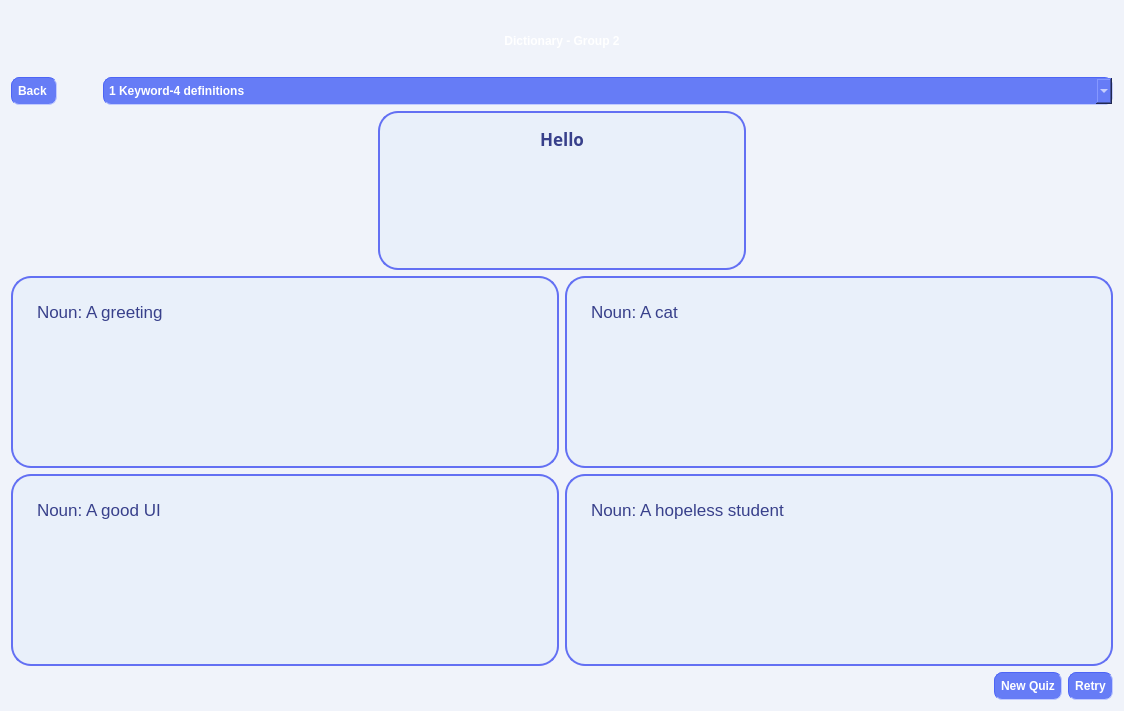
First picture: the form in quiz.ui, repository OHonSam/CS163_Group2_Dictionary, before the edit.
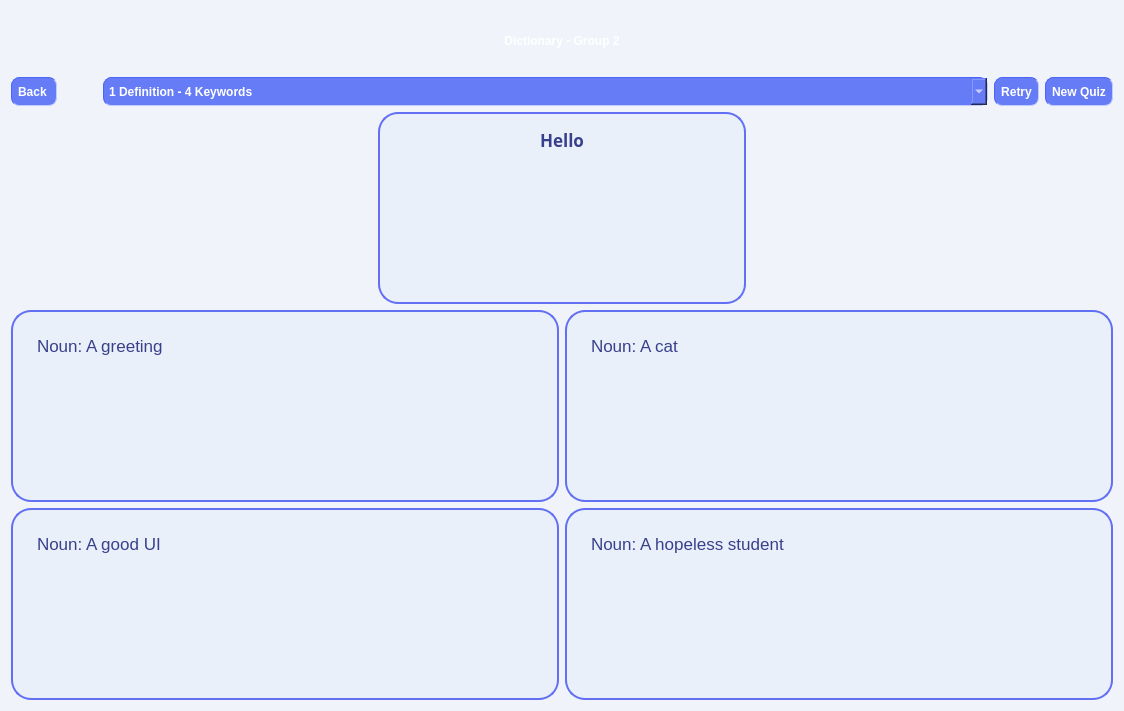
Second picture: the form after the edit. Icons and pictures are not drawn.

Commit message: change Quiz layout/Add new word layout

What changed in the file:
```diff
--- a/quiz.ui
+++ b/quiz.ui
@@ -18,7 +18,7 @@
   </property>
   <layout class="QFormLayout" name="formLayout">
    <item row="0" column="0" colspan="2">
-    <layout class="QVBoxLayout" name="verticalLayout_2" stretch="0,2,0,0">
+    <layout class="QVBoxLayout" name="verticalLayout_2" stretch="0,2,0">
      <item>
       <layout class="QVBoxLayout" name="verticalLayout" stretch="0,3">
        <item>
@@ -39,7 +39,7 @@
         </widget>
        </item>
        <item>
-        <layout class="QHBoxLayout" name="horizontalLayout_5" stretch="0,0,2">
+        <layout class="QHBoxLayout" name="horizontalLayout_5" stretch="0,0,2,0,0">
          <property name="topMargin">
           <number>0</number>
          </property>
@@ -94,6 +94,12 @@
              <verstretch>0</verstretch>
             </sizepolicy>
            </property>
+           <property name="minimumSize">
+            <size>
+             <width>19</width>
+             <height>13</height>
+            </size>
+           </property>
            <property name="styleSheet">
             <string notr="true">padding: 5px;
 border-color: rgb(77, 101, 246);
@@ -111,7 +117,7 @@
            </property>
            <item>
             <property name="text">
-             <string>1 Keyword-4 definitions</string>
+             <string>1 Definition - 4 Keywords</string>
             </property>
            </item>
            <item>
@@ -121,6 +127,72 @@
            </item>
           </widget>
          </item>
+         <item>
+          <widget class="QPushButton" name="pushButton_goBack_4">
+           <property name="sizePolicy">
+            <sizepolicy hsizetype="Fixed" vsizetype="Preferred">
+             <horstretch>0</horstretch>
+             <verstretch>0</verstretch>
+            </sizepolicy>
+           </property>
+           <property name="layoutDirection">
+            <enum>Qt::RightToLeft</enum>
+           </property>
+           <property name="styleSheet">
+            <string notr="true">padding: 6px;
+border-color: rgb(77, 101, 246);
+border-width : 1px;
+border-style:inset;
+border-radius: 8px;
+  min-height: 1px;
+  min-width: 1px;
+background-color: rgb(102, 124, 246);
+font: 11pt &quot;Comfortaa&quot;;
+font: bold;
+color: white;</string>
+           </property>
+           <property name="text">
+            <string>Retry</string>
+           </property>
+           <property name="icon">
+            <iconset resource="resources.qrc">
+             <normaloff>:/img/images/reset.svg</normaloff>:/img/images/reset.svg</iconset>
+           </property>
+          </widget>
+         </item>
+         <item>
+          <widget class="QPushButton" name="pushButton_goBack_3">
+           <property name="sizePolicy">
+            <sizepolicy hsizetype="Fixed" vsizetype="Preferred">
+             <horstretch>0</horstretch>
+             <verstretch>0</verstretch>
+            </sizepolicy>
+           </property>
+           <property name="layoutDirection">
+            <enum>Qt::RightToLeft</enum>
+           </property>
+           <property name="styleSheet">
+            <string notr="true">padding: 6px;
+border-color: rgb(77, 101, 246);
+border-width : 1px;
+border-style:inset;
+border-radius: 8px;
+  min-height: 1px;
+  min-width: 1px;
+background-color: rgb(102, 124, 246);
+font: 11pt &quot;Comfortaa&quot;;
+font: bold;
+color: white;</string>
+           </property>
+           <property name="text">
+            <string>New Quiz</string>
+           </property>
+           <property name="icon">
+            <iconset resource="resources.qrc">
+             <normaloff>:/img/images/new.svg</normaloff>:/img/images/new.svg</iconset>
+           </property>
+          </widget>
+         </item>
         </layout>
        </item>
       </layout>
@@ -368,89 +440,6 @@
        </item>
       </layout>
      </item>
-     <item>
-      <layout class="QHBoxLayout" name="horizontalLayout_2">
-       <item>
-        <spacer name="horizontalSpacer_2">
-         <property name="orientation">
-          <enum>Qt::Horizontal</enum>
-         </property>
-         <property name="sizeHint" stdset="0">
-          <size>
-           <width>40</width>
-           <height>20</height>
-          </size>
-         </property>
-        </spacer>
-       </item>
-       <item>
-        <widget class="QPushButton" name="pushButton_goBack_3">
-         <property name="sizePolicy">
-          <sizepolicy hsizetype="Fixed" vsizetype="Preferred">
-           <horstretch>0</horstretch>
-           <verstretch>0</verstretch>
-          </sizepolicy>
-         </property>
-         <property name="layoutDirection">
-          <enum>Qt::RightToLeft</enum>
-         </property>
-         <property name="styleSheet">
-          <string notr="true">padding: 6px;
-border-color: rgb(77, 101, 246);
-border-width : 1px;
-border-style:inset;
-border-radius: 8px;
-  min-height: 1px;
-  min-width: 1px;
-background-color: rgb(102, 124, 246);
-font: 11pt &quot;Comfortaa&quot;;
-font: bold;
-color: white;</string>
-         </property>
-         <property name="text">
-          <string>New Quiz</string>
-         </property>
-         <property name="icon">
-          <iconset resource="resources.qrc">
-           <normaloff>:/img/images/new.svg</normaloff>:/img/images/new.svg</iconset>
-         </property>
-        </widget>
-       </item>
-       <item>
-        <widget class="QPushButton" name="pushButton_goBack_4">
-         <property name="sizePolicy">
-          <sizepolicy hsizetype="Fixed" vsizetype="Preferred">
-           <horstretch>0</horstretch>
-           <verstretch>0</verstretch>
-          </sizepolicy>
-         </property>
-         <property name="layoutDirection">
-          <enum>Qt::RightToLeft</enum>
-         </property>
-         <property name="styleSheet">
-          <string notr="true">padding: 6px;
-border-color: rgb(77, 101, 246);
-border-width : 1px;
-border-style:inset;
-border-radius: 8px;
-  min-height: 1px;
-  min-width: 1px;
-background-color: rgb(102, 124, 246);
-font: 11pt &quot;Comfortaa&quot;;
-font: bold;
-color: white;</string>
-         </property>
-         <property name="text">
-          <string>Retry</string>
-         </property>
-         <property name="icon">
-          <iconset resource="resources.qrc">
-           <normaloff>:/img/images/reset.svg</normaloff>:/img/images/reset.svg</iconset>
-         </property>
-        </widget>
-       </item>
-      </layout>
-     </item>
     </layout>
    </item>
   </layout>
```
Left out of the diff: 2 changed lines with no effect on the pictures. The commit also changes 1 other file.
